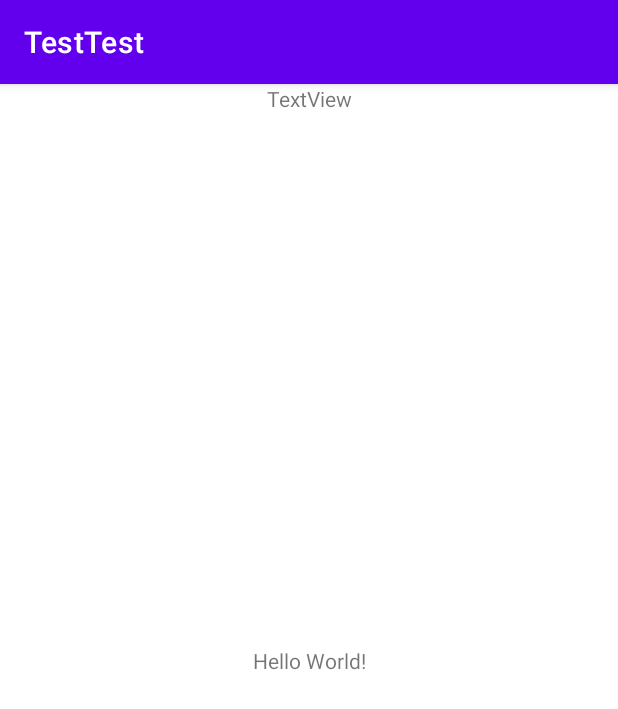
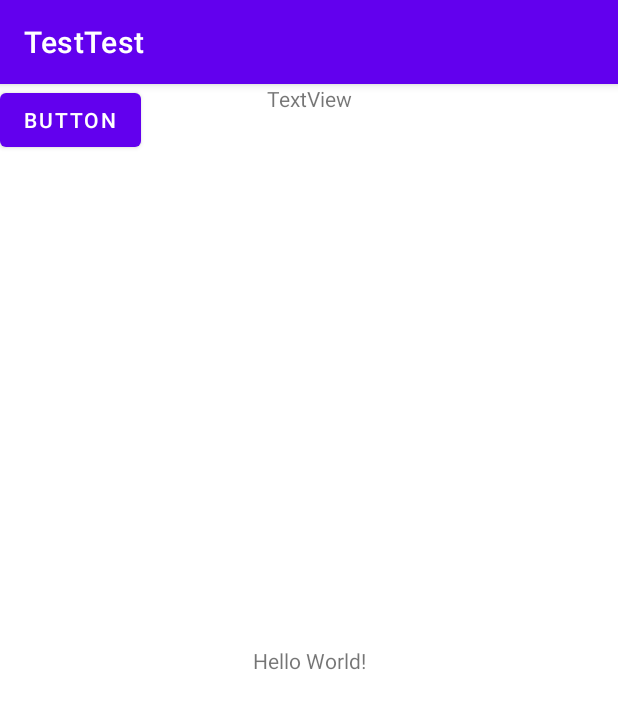
Before and after one commit to dannynex/learningGit, an Android app: the screen it shows after launch (MainActivity), on a phone screen of 412 x 824 dp. Shown: the top 709 px of the screen. Run offline under Robolectric (Android 15) with nearby library versions, the phone set to English and light mode, and no system bars.

Commit message:
new commit

```diff
--- a/app/src/main/res/layout/activity_main.xml
+++ b/app/src/main/res/layout/activity_main.xml
@@ -25,4 +25,18 @@
         app:layout_constraintStart_toStartOf="parent"
         app:layout_constraintTop_toTopOf="parent" />
 
+    <Button
+        android:id="@+id/button"
+        android:layout_width="wrap_content"
+        android:layout_height="wrap_content"
+        android:text="Button"
+        tools:layout_editor_absoluteX="116dp"
+        tools:layout_editor_absoluteY="136dp" />
+
+    <androidx.recyclerview.widget.RecyclerView
+        android:layout_width="409dp"
+        android:layout_height="170dp"
+        tools:layout_editor_absoluteX="1dp"
+        tools:layout_editor_absoluteY="185dp" />
+
 </androidx.constraintlayout.widget.ConstraintLayout>
```
